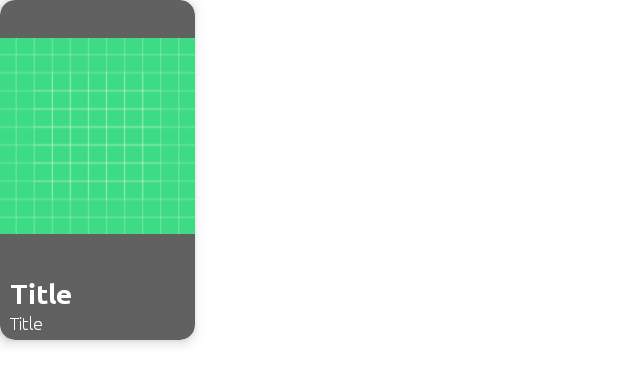
After one commit to IronClad1607/WeDigit-Test, an Android app: the layout list_item_feed.xml on its own in the app's theme, with its tools: preview values and no code run, on a phone screen of 412 x 824 dp. The commit adds this screen. Shown: the top 384 px of the screen. Run offline under Robolectric (Android 15) with nearby library versions, the phone set to English and light mode, and no system bars.

Commit message:
list item feed done

```diff
--- /dev/null
+++ b/app/src/main/res/layout/list_item_feed.xml
@@ -0,0 +1,79 @@
+<?xml version="1.0" encoding="utf-8"?>
+<com.google.android.material.card.MaterialCardView xmlns:android="http://schemas.android.com/apk/res/android"
+    xmlns:app="http://schemas.android.com/apk/res-auto"
+    xmlns:tools="http://schemas.android.com/tools"
+    android:layout_width="@dimen/_100sdp"
+    android:layout_height="wrap_content"
+    android:backgroundTint="@color/grey_700"
+    android:padding="20dp"
+    app:cardCornerRadius="10dp"
+    app:cardElevation="5dp">
+
+    <androidx.constraintlayout.widget.ConstraintLayout
+        android:layout_width="match_parent"
+        android:layout_height="match_parent">
+
+        <androidx.constraintlayout.widget.Guideline
+            android:id="@+id/startGuideline"
+            android:layout_width="wrap_content"
+            android:layout_height="wrap_content"
+            android:orientation="vertical"
+            app:layout_constraintGuide_percent="0.05" />
+
+        <androidx.constraintlayout.widget.Guideline
+            android:id="@+id/midGuideline"
+            android:layout_width="wrap_content"
+            android:layout_height="wrap_content"
+            android:orientation="horizontal"
+            app:layout_constraintGuide_percent="0.8" />
+
+        <androidx.constraintlayout.widget.Guideline
+            android:id="@+id/endGuideline"
+            android:layout_width="wrap_content"
+            android:layout_height="wrap_content"
+            android:orientation="vertical"
+            app:layout_constraintGuide_percent="0.95" />
+
+        <ImageView
+            android:id="@+id/image_view_poster"
+            android:layout_width="0dp"
+            android:layout_height="0dp"
+            android:contentDescription="@string/poster_of_the_movie"
+            app:layout_constraintBottom_toTopOf="@id/midGuideline"
+            app:layout_constraintEnd_toEndOf="parent"
+            app:layout_constraintStart_toStartOf="parent"
+            app:layout_constraintTop_toTopOf="parent"
+            tools:src="@drawable/ic_launcher_background" />
+
+        <TextView
+            android:id="@+id/text_view_title"
+            android:layout_width="0dp"
+            android:layout_height="wrap_content"
+            android:layout_marginTop="@dimen/_3sdp"
+            android:fontFamily="@font/ubuntu_bold"
+            android:textColor="@android:color/white"
+            android:textSize="18sp"
+            android:textStyle="bold"
+            app:layout_constraintEnd_toEndOf="@id/endGuideline"
+            app:layout_constraintStart_toStartOf="@id/startGuideline"
+            app:layout_constraintTop_toBottomOf="@id/midGuideline"
+            tools:text="Title" />
+
+        <TextView
+            android:id="@+id/text_view_year"
+            android:layout_width="0dp"
+            android:layout_height="wrap_content"
+            android:layout_gravity="center"
+            android:layout_marginTop="@dimen/_1sdp"
+            android:layout_marginBottom="@dimen/_3sdp"
+            android:fontFamily="@font/ubuntu"
+            android:textColor="@android:color/white"
+            android:textSize="12sp"
+            app:layout_constraintBottom_toBottomOf="parent"
+            app:layout_constraintEnd_toEndOf="@id/endGuideline"
+            app:layout_constraintStart_toStartOf="@id/startGuideline"
+            app:layout_constraintTop_toBottomOf="@id/text_view_title"
+            tools:text="Title" />
+    </androidx.constraintlayout.widget.ConstraintLayout>
+
+</com.google.android.material.card.MaterialCardView>
--- a/app/src/main/res/values/strings.xml
+++ b/app/src/main/res/values/strings.xml
@@ -5,4 +5,5 @@
     <string name="fragment_feed">Feed</string>
     <string name="the_moviedb_app">The MovieDB App</string>
     <string name="popular_movies">Popular Movies</string>
+    <string name="poster_of_the_movie">Poster of the Movie</string>
 </resources>
```
